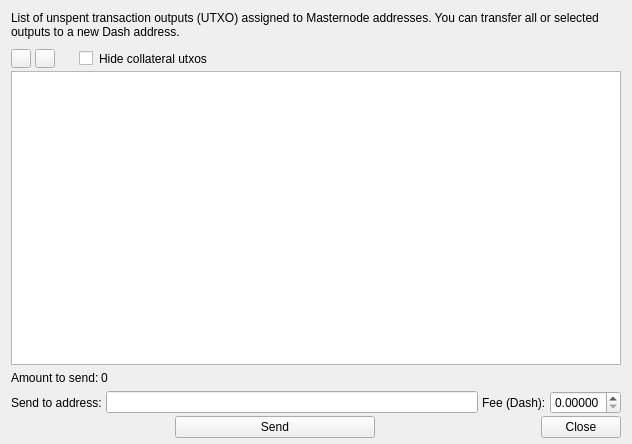
Bertrand256/dash-masternode-tool, file src/ui/ui_send_payout_dlg.ui: the form before one commit.
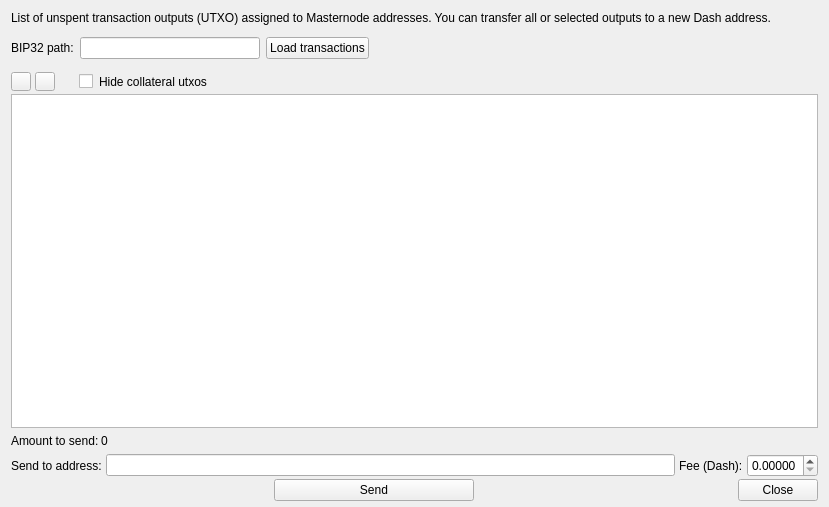
The form after the commit.

Commit message: Sending funds from any address controlled by a hardware wallet.

Patch:
```diff
--- a/src/ui/ui_send_payout_dlg.ui
+++ b/src/ui/ui_send_payout_dlg.ui
@@ -6,8 +6,8 @@
    <rect>
     <x>0</x>
     <y>0</y>
-    <width>632</width>
-    <height>444</height>
+    <width>829</width>
+    <height>507</height>
    </rect>
   </property>
   <property name="windowTitle">
@@ -31,6 +31,70 @@
      <property name="wordWrap">
       <bool>true</bool>
      </property>
+     <property name="openExternalLinks">
+      <bool>true</bool>
+     </property>
+     <property name="textInteractionFlags">
+      <set>Qt::LinksAccessibleByMouse|Qt::TextSelectableByMouse</set>
+     </property>
+    </widget>
+   </item>
+   <item>
+    <widget class="QWidget" name="pnlSourceAddress" native="true">
+     <layout class="QHBoxLayout" name="horizontalLayout_5" stretch="0,0,0,0">
+      <property name="leftMargin">
+       <number>0</number>
+      </property>
+      <property name="topMargin">
+       <number>10</number>
+      </property>
+      <property name="rightMargin">
+       <number>0</number>
+      </property>
+      <property name="bottomMargin">
+       <number>3</number>
+      </property>
+      <item>
+       <widget class="QLabel" name="lblSourceBip32Path">
+        <property name="text">
+         <string>BIP32 path:</string>
+        </property>
+       </widget>
+      </item>
+      <item>
+       <widget class="QLineEdit" name="edtSourceBip32Path">
+        <property name="maximumSize">
+         <size>
+          <width>180</width>
+          <height>16777215</height>
+         </size>
+        </property>
+       </widget>
+      </item>
+      <item>
+       <widget class="QPushButton" name="btnLoadTransactions">
+        <property name="text">
+         <string>Load transactions</string>
+        </property>
+        <property name="autoDefault">
+         <bool>false</bool>
+        </property>
+       </widget>
+      </item>
+      <item>
+       <spacer name="horizontalSpacer_4">
+        <property name="orientation">
+         <enum>Qt::Horizontal</enum>
+        </property>
+        <property name="sizeHint" stdset="0">
+         <size>
+          <width>40</width>
+          <height>20</height>
+         </size>
+        </property>
+       </spacer>
+      </item>
+     </layout>
     </widget>
    </item>
    <item>
```
Left out of the diff: 2 changed lines with no effect on the pictures. The commit also changes 15 other files.
